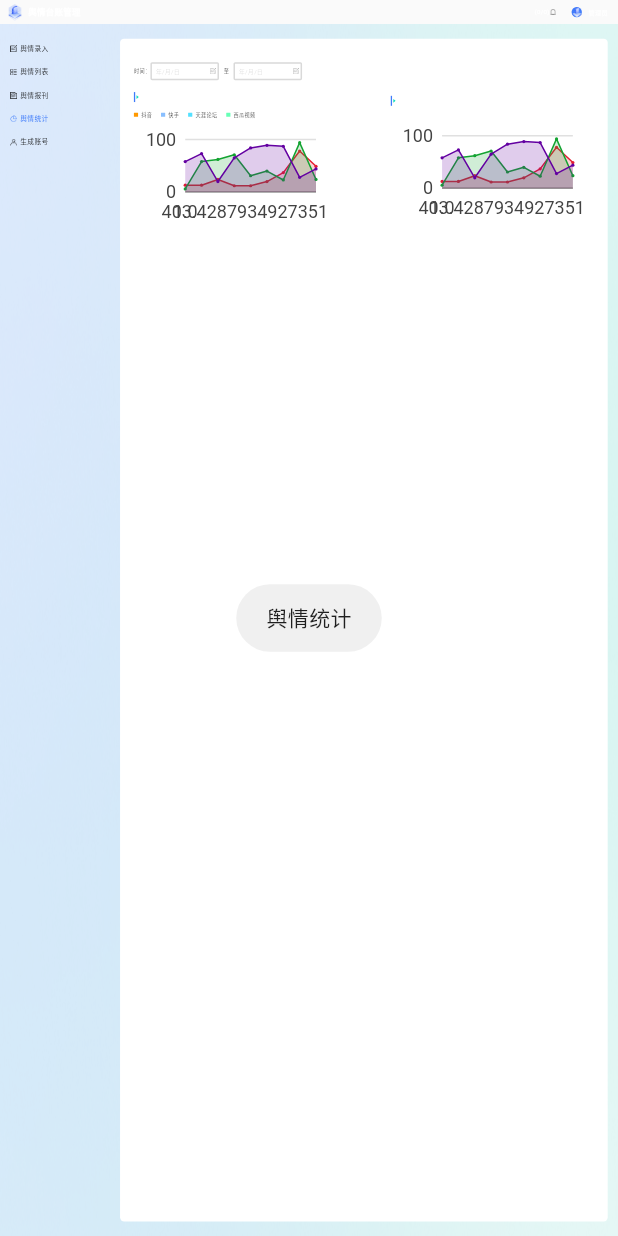
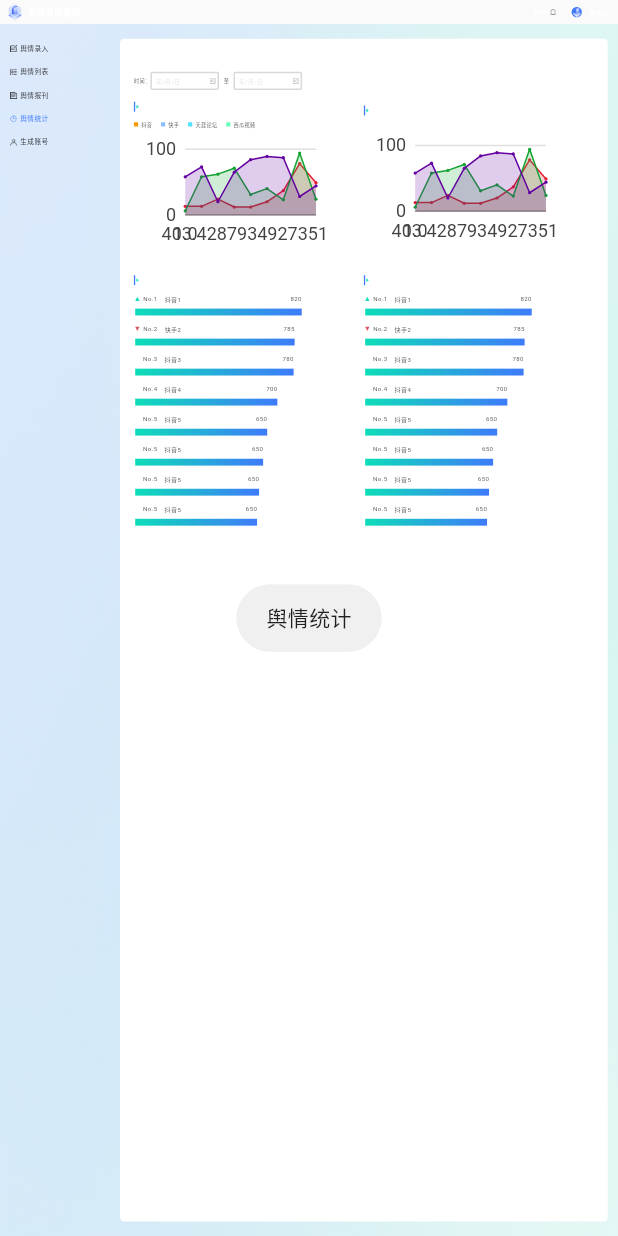
Before and after one commit to xinyongheng/public_opinion_manage_web, a Flutter app: the ManageHomePage screen opened directly with empty values, after a tap on "舆情录入", after a tap on "舆情报刊", after a tap on "舆情统计", on a phone screen of 412 x 824 dp. Run offline on Flutter 3.47's test engine with Material 2 defaults, Android fonts, the phone set to English and light mode, and no system bars; our stand-ins replace cached_network_image, charts_flutter, date_format, date_time_picker, dio, file_picker and 4 more; missing offline and left inert: universal_html; accounts and stored records are empty; network calls fail.

Commit message:
homepage

```diff
--- a/lib/custom/file_list_view.dart
+++ b/lib/custom/file_list_view.dart
@@ -14,6 +14,7 @@ class ShowFileListWidget extends StatelessWidget {
   Widget build(BuildContext context) {
     return SizedBox(
       width: width,
+      height: 100.w,
       child: GridView.builder(
         physics: const NeverScrollableScrollPhysics(),
         shrinkWrap: true,
@@ -40,6 +41,7 @@ class ShowFileListWidget extends StatelessWidget {
     Widget image;
     final urlPath = "${ServiceHttp.parentUrl}/$path";
     if (type == "image") {
+      print(urlPath);
       image = Image.network(urlPath);
     } else {
       image = Image.asset("images/ic_xls.png");
--- a/lib/custom/histogram.dart
+++ b/lib/custom/histogram.dart
@@ -1,6 +1,7 @@
 import 'package:flutter/material.dart';
 import 'package:flutter_screenutil/flutter_screenutil.dart';
 import 'package:public_opinion_manage_web/config/config.dart';
+import 'package:public_opinion_manage_web/custom/dialog.dart';
 
 class TriangleWidget extends StatelessWidget {
   final Color color;
@@ -68,9 +69,7 @@ class _HistogramWidgetState extends State<HistogramWidget> {
   Widget build(BuildContext context) {
     double max = 631.w;
     double maxNum = 1000;
-    return Padding(
-      padding: const EdgeInsets.all(10.0),
-      child: Column(
+    return Column(
       mainAxisSize: MainAxisSize.min,
       crossAxisAlignment: CrossAxisAlignment.start,
       children: [
@@ -85,7 +84,6 @@ class _HistogramWidgetState extends State<HistogramWidget> {
         ...titleRow(610 * max / maxNum, 5, '抖音5', '650'),
         ...titleRow(600 * max / maxNum, 5, '抖音5', '650'),
       ],
-      ),
     );
   }
 
@@ -127,7 +125,11 @@ class _HistogramWidgetState extends State<HistogramWidget> {
           ),
         ),
       ),
-      Container(
+      InkWell(
+        onTap: () {
+          toast(title + data);
+        },
+        child: Container(
           width: width,
           height: 21.33.w,
           decoration: const BoxDecoration(
@@ -135,6 +137,7 @@ class _HistogramWidgetState extends State<HistogramWidget> {
             colors: [Color(0xFF0DDDB8), Color(0xFF3E7BFA)],
           )),
         ),
+      ),
       SizedBox(height: 28.w),
     ];
   }
--- a/lib/page/homepage.dart
+++ b/lib/page/homepage.dart
@@ -25,7 +25,7 @@ class ManageHomePage extends StatefulWidget {
 class _ManageHomePageState extends State<ManageHomePage> {
   int newNoticeNum = 0;
   int sumNoticeNum = 0;
-  int _nowIndex = 2;
+  int _nowIndex = 1;
   int _pressIndex = 0;
   late List<Widget> pages;
 
--- a/lib/page/widget/info_public_opinion.dart
+++ b/lib/page/widget/info_public_opinion.dart
@@ -69,6 +69,8 @@ class _PublicOpinionListWidgetState extends State<PublicOpinionListWidget> {
                 ...filterWidget('舆情类别：', 'typeFilter'),
                 SizedBox(width: 45.w),
                 ...filterWidget('舆情报刊类型：', 'pressTypeFilter'),
+                SizedBox(width: 45.w),
+                ...filterWidget('媒体类型：', 'mediaTypeFilter'),
               ],
             ),
             SizedBox(width: 45.w, height: 21.w),
@@ -80,11 +82,18 @@ class _PublicOpinionListWidgetState extends State<PublicOpinionListWidget> {
               children: [
                 timeFilter('发现时间：', 'findTimeStart', 'findTimeEnd'),
                 SizedBox(width: 33.w),
-                loadTextButton('查 询', () {}),
+                loadTextButton('查 询', () {
+                  requestSearch();
+                }),
                 SizedBox(width: 33.w),
                 loadTextButton(
                   '重 置',
-                  () {},
+                  () {
+                    controllerMap.forEach((key, value) {
+                      value.text = '';
+                    });
+                    askInternet(null);
+                  },
                   primary: Config.fontColorSelect,
                   backgroundColor: Colors.white,
                 ),
@@ -171,8 +180,6 @@ class _PublicOpinionListWidgetState extends State<PublicOpinionListWidget> {
                 hintText: '年/月/日',
                 suffixIcon: Image.asset(
                   'images/icon_date.png',
-                  width: 5.sp,
-                  height: 5.sp,
                   color: Colors.grey,
                 ),
               ),
@@ -195,9 +202,7 @@ class _PublicOpinionListWidgetState extends State<PublicOpinionListWidget> {
               decoration: Config.defaultInputDecoration(
                 hintText: '年/月/日',
                 suffixIcon: Image.asset(
-                  'images/op_save.png',
-                  width: 5.sp,
-                  height: 5.sp,
+                  'images/icon_date.png',
                   color: Colors.grey,
                 ),
               ),
@@ -215,6 +220,20 @@ class _PublicOpinionListWidgetState extends State<PublicOpinionListWidget> {
         style: Config.loadDefaultTextStyle(color: Colors.black),
       ),
     );
+  }
+
+  void requestSearch() async {
+    final map = <String, dynamic>{};
+    controllerMap.forEach((key, value) => fillFilterData(map, key, value));
+    print(map);
+    askInternet(map.isEmpty ? null : map);
+  }
+
+  void fillFilterData(map, key, value) {
+    final data = value.text;
+    if (data.isNotEmpty) {
+      map[key] = data;
+    }
   }
 }
 
@@ -244,7 +263,6 @@ class _ListInfoWidgetState extends State<ListInfoWidget>
   bool _slideLeftTag = false;
   @override
   void initState() {
-    // TODO: implement initState
     super.initState();
     widget.hadSelectList.clear();
   }
@@ -425,7 +443,7 @@ class _ListInfoWidgetState extends State<ListInfoWidget>
         ),
       ),
       childItemView("$indexNo", '序号', width: 4 * wordLength, index: index),
-      childItemView(bean.description.toString(), '事件名称',
+      childItemView(bean.description.toString(), '事件描述',
           width: 8 * wordLength, index: index),
       childItemView(bean.mediaType.toString(), '媒体类型',
           width: 8 * wordLength, index: index),
@@ -435,7 +453,8 @@ class _ListInfoWidgetState extends State<ListInfoWidget>
           width: 8 * wordLength, index: index),
       childItemView(bean.type.toString(), '舆情类别',
           width: 6 * wordLength, index: index),
-      childItemView(dutyUnit(bean.dutyUnit) ?? '指定', '责任单位',
+      childItemView(
+          dutyUnit(bean.dutyUnit, bean.passState ?? '') ?? '指定', '责任单位',
           width: 8 * wordLength, index: index),
       childItemView(bean.feedbackTime ?? "—", '反馈时间',
           width: 8 * wordLength, index: index),
@@ -448,7 +467,7 @@ class _ListInfoWidgetState extends State<ListInfoWidget>
           '是否迟报',
           width: 6 * wordLength,
           index: index),
-      childItemView(leaderInstructions, '领导批示',
+      childItemView(bean.passState == '通过' ? leaderInstructions : '—', '领导批示',
           width: 6 * wordLength, index: index),
       childItemView(bean.leaderInstructionsContent ?? "—", '批示内容',
           width: 6 * wordLength, index: index),
@@ -470,31 +489,46 @@ class _ListInfoWidgetState extends State<ListInfoWidget>
     );
   }
 
-  String? dutyUnit(String? units) {
+  String? dutyUnit(String? units, String passState) {
     if (DataUtil.isEmpty(units)) return null;
-    return units!.substring(1, units.length - 1);
+    return "${units!.substring(1, units.length - 1)}($passState)";
   }
 
   Widget childItemView(String data, String tag,
       {color = Colors.black,
-      bgColor = const Color(0xFFFDFDFD),
+      bgColor = Colors.white,
       double? width,
       double? height,
       int index = 1}) {
     const clickTag = ',添加,指定,查看,编辑,';
     bool isClick = clickTag.contains(data);
     final canClick = isClick || (data != "—" && tag == '批示内容');
-    final child = Text(
+    Widget child;
+    if (data.length > 13) {
+      data = '${data.substring(0, 11)}...';
+    }
+    child = Text(
       data,
       textAlign: TextAlign.center,
       style: Config.loadDefaultTextStyle(
-        color: isClick ? Config.fontColorSelect : color,
+        color: isClick
+            ? Config.fontColorSelect
+            : (tag == '序号' ? Colors.white : color),
         fonstSize: wordLength,
+        fontWeight: tag.isNotEmpty ? FontWeight.w400 : FontWeight.w600,
       ),
-      softWrap: true,
+      // softWrap: true,
       maxLines: 2,
       overflow: TextOverflow.ellipsis,
     );
+    if (tag == '序号') {
+      child = Container(
+          width: 22.w,
+          height: 22.w,
+          color: Config.fontColorSelect,
+          alignment: Alignment.center,
+          child: child);
+    }
     return Container(
       alignment: Alignment.center,
       // color: bgColor,
@@ -526,6 +560,7 @@ class _ListInfoWidgetState extends State<ListInfoWidget>
       case '是否完结':
         break;
       default:
+        toast('暂未开发');
       //详情
     }
   }
--- a/lib/page/widget/save_event_info.dart
+++ b/lib/page/widget/save_event_info.dart
@@ -442,7 +442,7 @@ class _SaveEventInfoWidgetState extends State<SaveEventInfoWidget> {
               color: Colors.transparent,
             );
           });
-  final _fileView = FileListWidget();
+  final _fileView = FileListWidget(allowedExtensions: const ['']);
   Widget titleFileView(title) => Row(
           mainAxisSize: MainAxisSize.min,
           crossAxisAlignment: CrossAxisAlignment.start,
--- a/lib/page/widget/statistics.dart
+++ b/lib/page/widget/statistics.dart
@@ -3,7 +3,8 @@ import 'dart:math';
 import 'package:flutter/material.dart';
 import 'package:flutter_screenutil/flutter_screenutil.dart';
 import 'package:public_opinion_manage_web/config/config.dart';
-import 'package:public_opinion_manage_web/custom/triangle.dart';
+import 'package:public_opinion_manage_web/custom/histogram.dart';
+import 'package:public_opinion_manage_web/custom/triangle.dart' as hTriangle;
 import 'package:charts_flutter/flutter.dart' as charts;
 
 class StatisticsWidget extends StatefulWidget {
@@ -28,7 +29,7 @@ class _StatisticsWidgetState extends State<StatisticsWidget> {
   Widget build(BuildContext context) {
     return SingleChildScrollView(
       child: Padding(
-        padding: EdgeInsets.only(left: 43.w, right: 43.w),
+        padding: EdgeInsets.only(left: 43.w, right: 43.w, top: 30.w),
         child: Column(
           mainAxisSize: MainAxisSize.min,
           crossAxisAlignment: CrossAxisAlignment.start,
@@ -43,14 +44,35 @@ class _StatisticsWidgetState extends State<StatisticsWidget> {
             SizedBox(height: 36.w),
             Row(
               children: [
-                unitOpinionTypeView(),
-                const Spacer(),
-                unitOpinionView(),
+                Expanded(child: unitOpinionTypeView()),
+                Expanded(child: unitOpinionView())
+              ],
+            ),
+            SizedBox(height: 56.w),
+            Row(
+              children: [
+                Expanded(child: opinionTypeCountView('舆情分类统计')),
+                Expanded(child: opinionTypeCountView('舆情类别统计'))
               ],
             ),
           ],
         ),
       ),
+    );
+  }
+
+  Widget opinionTypeCountView(data) {
+    return Column(
+      mainAxisSize: MainAxisSize.min,
+      crossAxisAlignment: CrossAxisAlignment.start,
+      children: [
+        titleView(data),
+        SizedBox(height: 28.w),
+        Padding(
+          padding: EdgeInsets.only(left: 4.w),
+          child: const HistogramWidget(),
+        ),
+      ],
     );
   }
 
@@ -63,7 +85,7 @@ class _StatisticsWidgetState extends State<StatisticsWidget> {
       children: [
         lineView(),
         SizedBox(width: 4.w),
-        TriangleWidget(
+        hTriangle.TriangleWidget(
             color: const Color(0xFF0DDDBB), width: 7.w, height: 12.w),
         SizedBox(width: 6.w),
         Text(data,
@@ -317,7 +339,7 @@ class _StatisticsWidgetState extends State<StatisticsWidget> {
         ),
         SizedBox(
           width: 631.w,
-          height: 359.w,
+          height: 400.w,
           child: lineChartForUnitOpinion(),
         ),
       ],
@@ -333,7 +355,7 @@ class _StatisticsWidgetState extends State<StatisticsWidget> {
         SizedBox(height: 27.w),
         SizedBox(
           width: 631.w,
-          height: 359.w,
+          height: 400.w,
           child: lineChartForUnitOpinion(),
         ),
       ],
--- a/pubspec.yaml
+++ b/pubspec.yaml
@@ -35,6 +35,8 @@ dependencies:
   # The following adds the Cupertino Icons font to your application.
   # Use with the CupertinoIcons class for iOS style icons.
   cupertino_icons: ^1.0.2
+  # 'dart:html'替代品
+  universal_html: ^2.0.8
   dio: ^4.0.6
   flutter_svg: ^1.1.0
   zoomable_image: ^1.3.1
```
Also changed, not shown: lib/custom/duty_unit.dart (+6 -4 lines), lib/main.dart (+10 -16 lines), lib/page/widget/load_dispose_event.dart (+5 -3 lines). Lines whose indentation alone changed are shown as unchanged.
